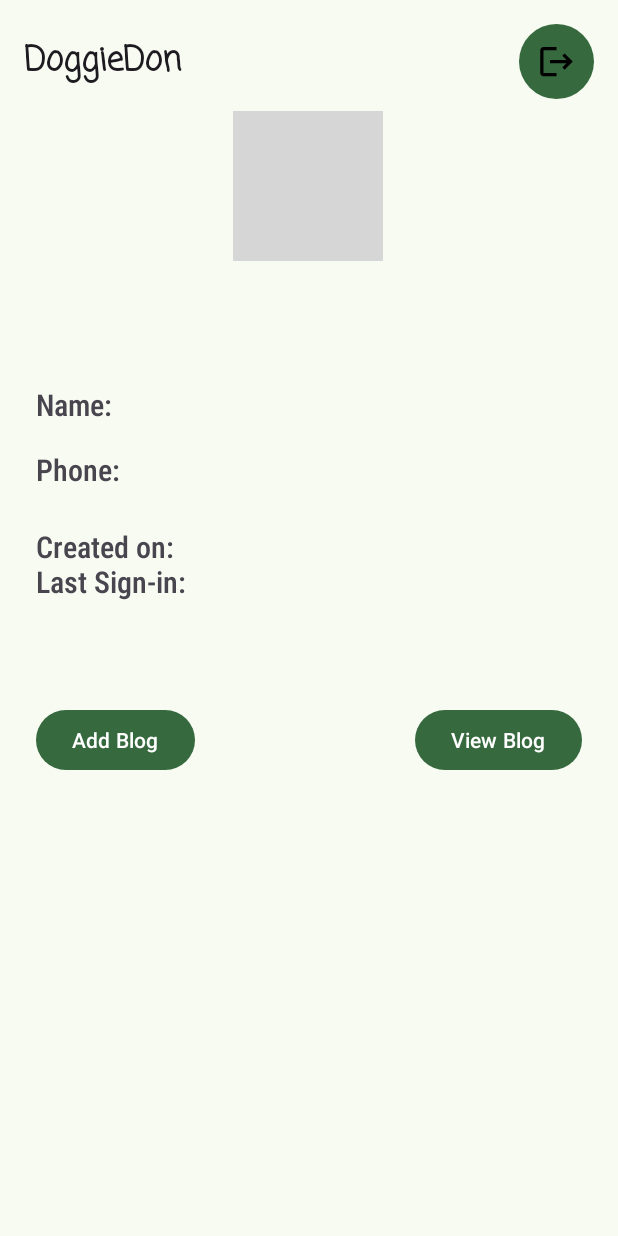
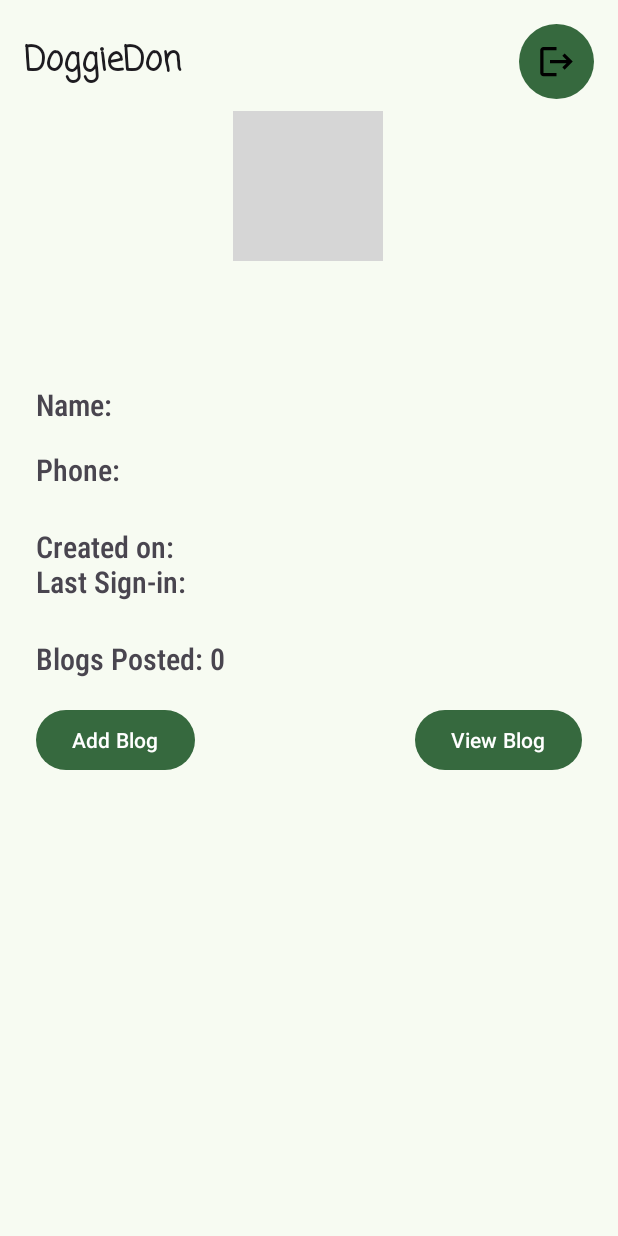
Before and after one commit to Iamank-it/DoggieDon, an Android app: the ProfileInfo screen opened directly, with no data from a screen before it, on a phone screen of 412 x 824 dp. Run offline under Robolectric (Android 15) with nearby library versions, the phone set to English and light mode, and no system bars; our stand-ins replace Firebase (no records; nobody signed in at launch, a user with empty details on screens opened directly); Roboto replaces fonts that are not available here; 4 statements that could not run were skipped; grey boxes are pictures that could not be loaded.

Commit message:
user blog section updated

```diff
--- a/app/src/main/java/com/example/doggiedon/activity/BlogActivity.kt
+++ b/app/src/main/java/com/example/doggiedon/activity/BlogActivity.kt
@@ -44,10 +44,12 @@ class BlogActivity : AppCompatActivity() {
 
         val currentUser = FirebaseAuth.getInstance().currentUser
         val username = currentUser?.displayName ?: "Anonymous"
+        val uid = currentUser?.uid ?: ""
 
         val blogMap = hashMapOf(
             "heading" to heading,
             "username" to username,
+            "uid" to uid,
             "date" to Timestamp.now(),
             "post" to post,
             "likecount" to 0
--- a/app/src/main/java/com/example/doggiedon/register/ProfileInfo.kt
+++ b/app/src/main/java/com/example/doggiedon/register/ProfileInfo.kt
@@ -22,6 +22,8 @@ import java.text.SimpleDateFormat
 import java.util.*
 import androidx.core.graphics.createBitmap
 import com.example.doggiedon.activity.BlogActivity
+import com.example.doggiedon.activity.UserBlogsActivity
+import com.google.firebase.firestore.FirebaseFirestore
 
 class ProfileInfo : AppCompatActivity() {
 
@@ -45,6 +47,8 @@ class ProfileInfo : AppCompatActivity() {
         val addBlogBtn = findViewById<Button>(R.id.btn_add_blog)
         val viewBlogBtn = findViewById<Button>(R.id.btn_view_blog)
 
+
+
         // Set user info
         user?.let {
             emailText.text = it.email ?: "No Email"
@@ -67,9 +71,28 @@ class ProfileInfo : AppCompatActivity() {
             }
         }
 
+        //number of blog
+        val user1 = FirebaseAuth.getInstance().currentUser
+        if (user1 != null) {
+            fetchBlogCountForUser(user1.uid)
+        }
+
+
         //Add Blog button click handle
         addBlogBtn.setOnClickListener(View.OnClickListener {
             startActivity(Intent(this@ProfileInfo, BlogActivity::class.java))
+        })
+
+        //view blog button click handle
+        viewBlogBtn.setOnClickListener(View.OnClickListener {
+            val user = FirebaseAuth.getInstance().currentUser
+            if (user != null) {
+                val intent = Intent(this, UserBlogsActivity::class.java)
+                intent.putExtra("uid", user.uid)  // Send UID explicitly
+                startActivity(intent)
+            } else {
+                Toast.makeText(this, "User not logged in", Toast.LENGTH_SHORT).show()
+            }
         })
 
         // Sign out confirmation
@@ -139,6 +162,24 @@ class ProfileInfo : AppCompatActivity() {
     }
 
 
+    //Function to count number of blogs
+    private fun fetchBlogCountForUser(uid: String) {
+        val db = FirebaseFirestore.getInstance()
+
+        db.collection("blogs")
+            .whereEqualTo("uid", uid)
+            .get()
+            .addOnSuccessListener { result ->
+                val count = result.size()
+                val blogCountTextView = findViewById<TextView>(R.id.text_blog_count)
+                blogCountTextView.text = getString(R.string.blog_count_display, count)
+            }
+            .addOnFailureListener {
+                Toast.makeText(this, "Failed to load blog count", Toast.LENGTH_SHORT).show()
+            }
+    }
+
+
     // Function to download image from URL
     private fun loadImageFromUrl(urlString: String): Bitmap? {
         var bitmap: Bitmap? = null
--- a/app/src/main/res/layout/activity_profile_info.xml
+++ b/app/src/main/res/layout/activity_profile_info.xml
@@ -107,6 +107,20 @@
         app:layout_constraintStart_toStartOf="@+id/text_name"
         app:layout_constraintTop_toBottomOf="@id/text_name" />
 
+    <TextView
+        android:id="@+id/text_blog_count"
+        android:layout_width="match_parent"
+        android:layout_height="wrap_content"
+        android:layout_marginTop="8dp"
+        android:fontFamily="sans-serif-condensed-medium"
+        android:padding="8dp"
+        android:text="Blogs Posted: 0"
+        android:textSize="20sp"
+        app:layout_constraintTop_toBottomOf="@id/text_metadata"
+        app:layout_constraintStart_toStartOf="parent"
+        app:layout_constraintEnd_toEndOf="parent"/>
+
+
     <!-- Metadata Text -->
     <TextView
         android:id="@+id/text_metadata"
--- a/app/src/main/res/values/strings.xml
+++ b/app/src/main/res/values/strings.xml
@@ -9,5 +9,6 @@
     <string name="account_created">Created on: %1$s</string>
     <string name="last_signin">Last Sign-in: %1$s</string>
     <string name="account_metadata">Created on: %1$s&#10;\n\n\nLast sign-in: %2$s</string>
+    <string name="blog_count_display">Blogs Posted: %1$d</string>
 
 </resources>
```
Also changed, not shown: app/src/main/java/com/example/doggiedon/activity/UserBlogActivity.kt (added, +84 -0 lines), app/src/main/res/layout/activity_user_blog.xml (added, +54 -0 lines).
